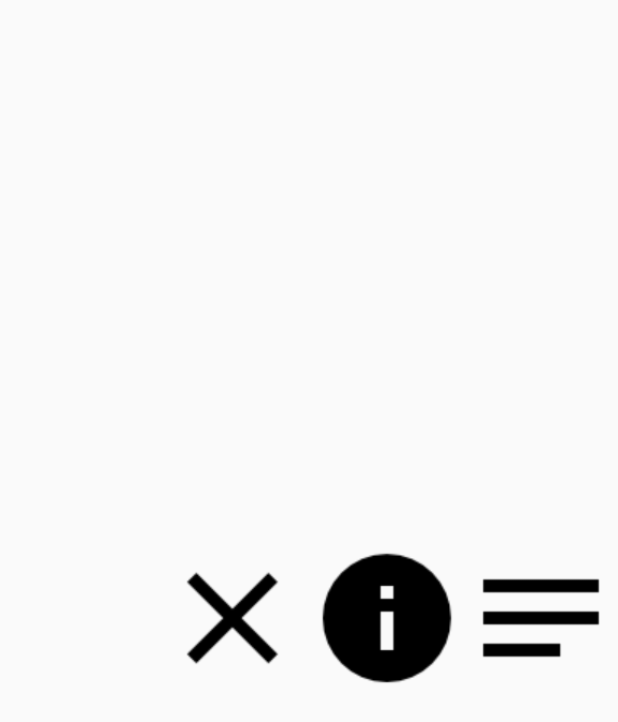
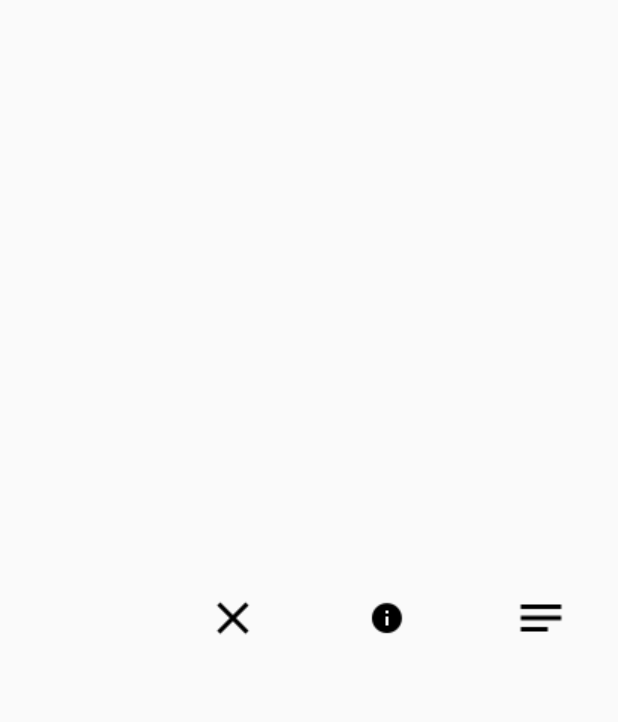
Before and after one commit to pawel2004/Aplikacja_kurs4, an Android app: the layout listview_layout2.xml on its own in the app's theme, with its tools: preview values and no code run, on a phone screen of 412 x 824 dp. Shown: the top 722 px of the screen. Run offline under Robolectric (Android 15) with nearby library versions, the light colour scheme and no system bars.

Commit message:
Lekcja 10

```diff
--- a/app/src/main/res/layout/listview_layout2.xml
+++ b/app/src/main/res/layout/listview_layout2.xml
@@ -13,21 +13,24 @@
         android:layout_width="match_parent"
         android:layout_height="match_parent"
         android:id="@+id/remove"
-        android:src="@drawable/baseline_clear_black_48dp"
-        android:layout_weight="1"/>
+        android:src="@drawable/baseline_clear_black_36dp"
+        android:layout_weight="1"
+        android:scaleType="centerInside"/>
 
     <ImageView
         android:layout_width="match_parent"
         android:layout_height="match_parent"
         android:id="@+id/info"
         android:layout_weight="1"
-        android:src="@drawable/baseline_info_black_48dp"/>
+        android:src="@drawable/baseline_info_black_24dp"
+        android:scaleType="centerInside"/>
 
     <ImageView
         android:layout_width="match_parent"
         android:layout_height="match_parent"
         android:id="@+id/edit"
         android:layout_weight="1"
-        android:src="@drawable/baseline_notes_black_48dp"/>
+        android:src="@drawable/baseline_notes_black_36dp"
+        android:scaleType="centerInside"/>
 
 </LinearLayout>
--- a/app/src/main/res/values/dimens.xml
+++ b/app/src/main/res/values/dimens.xml
@@ -13,7 +13,7 @@
     <dimen name="add_button_height">48dp</dimen>
     <dimen name="albums_icon_width">36dp</dimen>
     <dimen name="albums_icon_height">36dp</dimen>
-    <dimen name="photo_list_height">120dp</dimen>
+    <dimen name="photo_list_height">80dp</dimen>
     <dimen name="edit_text_padding">20dp</dimen>
     <dimen name="drawer_bar">250dp</dimen>
     <dimen name="image_button_height">50dp</dimen>
```
Also changed, not shown: app/src/main/res/drawable/baseline_clear_black_36dp.png (added), app/src/main/res/drawable/baseline_info_black_24dp.png (added), app/src/main/res/drawable/baseline_info_black_36dp.png (added), app/src/main/res/drawable/baseline_notes_black_36dp.png (added).
